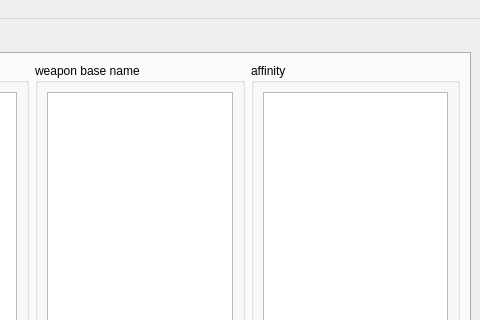
The window that app/main_window.ui (hanslhansl/elden-ring-damage-optimizer) describes before a commit, drawn with Qt 5; both pictures show x 578 to 1058 and y 0 to 320 of the 1058 by 826 pixel window.
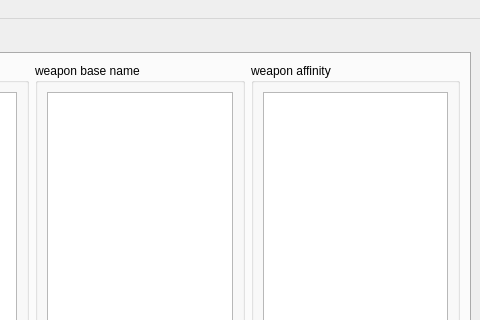
The same window after the commit.

Commit message: improve weapon filtering

Patch:
```diff
--- a/app/main_window.ui
+++ b/app/main_window.ui
@@ -132,7 +132,7 @@
           <item>
            <widget class="QGroupBox" name="affinity_box">
             <property name="title">
-             <string>affinity</string>
+             <string>weapon affinity</string>
             </property>
             <layout class="QVBoxLayout" name="verticalLayout_5">
              <item>
```
The commit also changes 2 other files.
